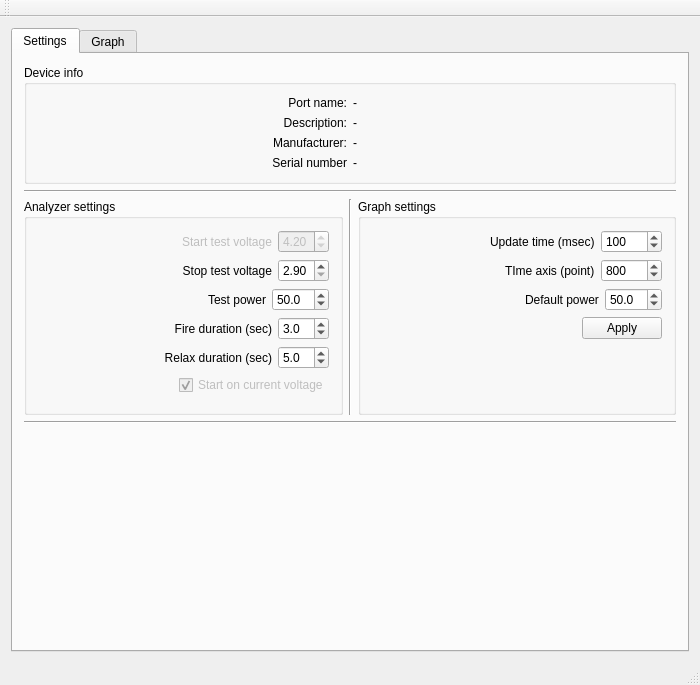
The window that mainwindow.ui (ploop/DNA-battester) describes before a commit, drawn with Qt 5.
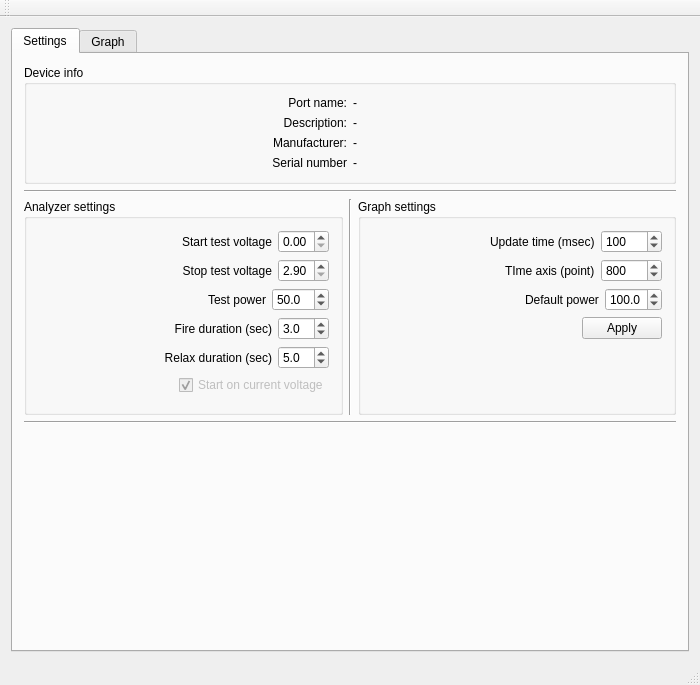
The same window after the commit. Icons and pictures are not drawn. Custom widgets are drawn as their Qt base class.

```diff
--- a/mainwindow.ui
+++ b/mainwindow.ui
@@ -146,7 +146,7 @@
                <item>
                 <widget class="QLabel" name="label_13">
                  <property name="enabled">
-                  <bool>false</bool>
+                  <bool>true</bool>
                  </property>
                  <property name="text">
                   <string>Start test voltage</string>
@@ -159,10 +159,10 @@
                <item>
                 <widget class="QDoubleSpinBox" name="spinStartVolt">
                  <property name="enabled">
-                  <bool>false</bool>
+                  <bool>true</bool>
                  </property>
                  <property name="minimum">
-                  <double>3.000000000000000</double>
+                  <double>0.000000000000000</double>
                  </property>
                  <property name="maximum">
                   <double>4.250000000000000</double>
@@ -171,7 +171,7 @@
                   <double>0.010000000000000</double>
                  </property>
                  <property name="value">
-                  <double>4.200000000000000</double>
+                  <double>0.000000000000000</double>
                  </property>
                 </widget>
                </item>
@@ -508,7 +508,7 @@
                     <double>0.100000000000000</double>
                    </property>
                    <property name="value">
-                    <double>50.000000000000000</double>
+                    <double>100.000000000000000</double>
                    </property>
                   </widget>
                  </item>
```
Left out of the diff: 7 changed lines with no effect on the pictures.
